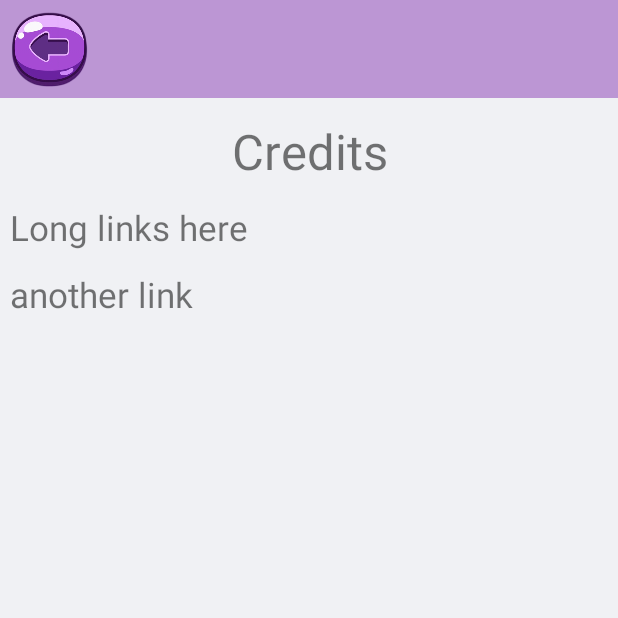
After one commit to ahlam-sg/geo-app, an Android app: the Credits screen opened directly, with no data from a screen before it, on a phone screen of 412 x 824 dp, the top half of it. The commit adds this screen. Run offline under Robolectric (Android 15) with nearby library versions, the phone set to English and light mode, and no system bars; our stand-ins replace sdp/ssp sizes.

Commit message:
create activity_credits.xml

```diff
--- a/app/src/main/AndroidManifest.xml
+++ b/app/src/main/AndroidManifest.xml
@@ -9,6 +9,9 @@
         android:roundIcon="@mipmap/ic_launcher_round"
         android:supportsRtl="true"
         android:theme="@style/Theme.Geoapp">
+        <activity
+            android:name=".Credits"
+            android:exported="false" />
         <activity
             android:name=".Settings"
             android:exported="false" />
--- /dev/null
+++ b/app/src/main/java/com/example/geo_app/Credits.java
@@ -0,0 +1,21 @@
+package com.example.geo_app;
+
+import androidx.appcompat.app.AppCompatActivity;
+
+import android.content.Intent;
+import android.os.Bundle;
+import android.view.View;
+
+public class Credits extends AppCompatActivity {
+
+    @Override
+    protected void onCreate(Bundle savedInstanceState) {
+        super.onCreate(savedInstanceState);
+        setContentView(R.layout.activity_credits);
+    }
+
+    public void onClickBackBtn(View view) {
+        Intent intent = new Intent(this, MainActivity.class);
+        startActivity(intent);
+    }
+}
--- /dev/null
+++ b/app/src/main/res/layout/activity_credits.xml
@@ -0,0 +1,67 @@
+<?xml version="1.0" encoding="utf-8"?>
+<LinearLayout xmlns:android="http://schemas.android.com/apk/res/android"
+    xmlns:app="http://schemas.android.com/apk/res-auto"
+    xmlns:tools="http://schemas.android.com/tools"
+    android:layout_width="match_parent"
+    android:layout_height="match_parent"
+    tools:context=".Credits"
+    android:background="@color/grey"
+    android:orientation="vertical">
+
+    <!--top bar-->
+    <LinearLayout
+        android:layout_width="match_parent"
+        android:layout_height="wrap_content"
+        android:orientation="horizontal"
+        android:background="@color/purple"
+        android:layout_marginBottom="@dimen/_5sdp">
+        <ImageView
+            android:id="@+id/back_btn"
+            android:layout_width="@dimen/_40sdp"
+            android:layout_height="@dimen/_40sdp"
+            android:layout_gravity="top"
+            app:srcCompat="@drawable/back_btn"
+            android:layout_margin="@dimen/_5sdp"
+            android:clickable="true"
+            android:focusable="true"
+            android:onClick="onClickBackBtn"/>
+    </LinearLayout>
+
+    <ScrollView
+        android:layout_width="match_parent"
+        android:layout_height="match_parent">
+
+        <LinearLayout
+            android:layout_width="match_parent"
+            android:layout_height="match_parent"
+            android:orientation="vertical">
+
+            <TextView
+                android:id="@+id/credits_header"
+                android:layout_width="match_parent"
+                android:layout_height="wrap_content"
+                android:textSize="@dimen/_25ssp"
+                android:text="@string/credits"
+                android:gravity="center"
+                android:layout_margin="@dimen/_5sdp"/>
+
+            <TextView
+                android:layout_width="match_parent"
+                android:layout_height="wrap_content"
+                android:textSize="@dimen/_18ssp"
+                android:text="Long links here"
+                android:gravity="start"
+                android:layout_margin="@dimen/_5sdp"/>
+            <TextView
+                android:layout_width="match_parent"
+                android:layout_height="wrap_content"
+                android:textSize="@dimen/_18ssp"
+                android:text="another link"
+                android:gravity="start"
+                android:layout_margin="@dimen/_5sdp"/>
+
+        </LinearLayout>
+
+    </ScrollView>
+
+</LinearLayout>
--- a/app/src/main/res/values/strings.xml
+++ b/app/src/main/res/values/strings.xml
@@ -5,4 +5,5 @@
     <string name="maps">Maps</string>
     <string name="arabic">ARABIC</string>
     <string name="english">ENGLISH</string>
+    <string name="credits">Credits</string>
 </resources>
```
